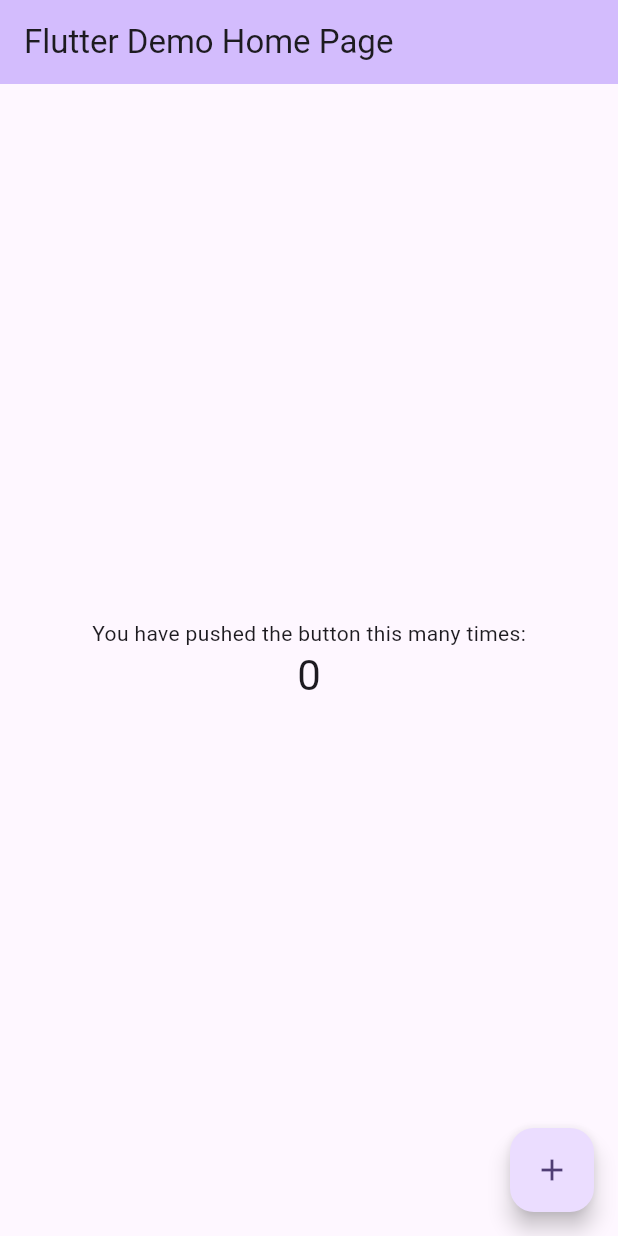
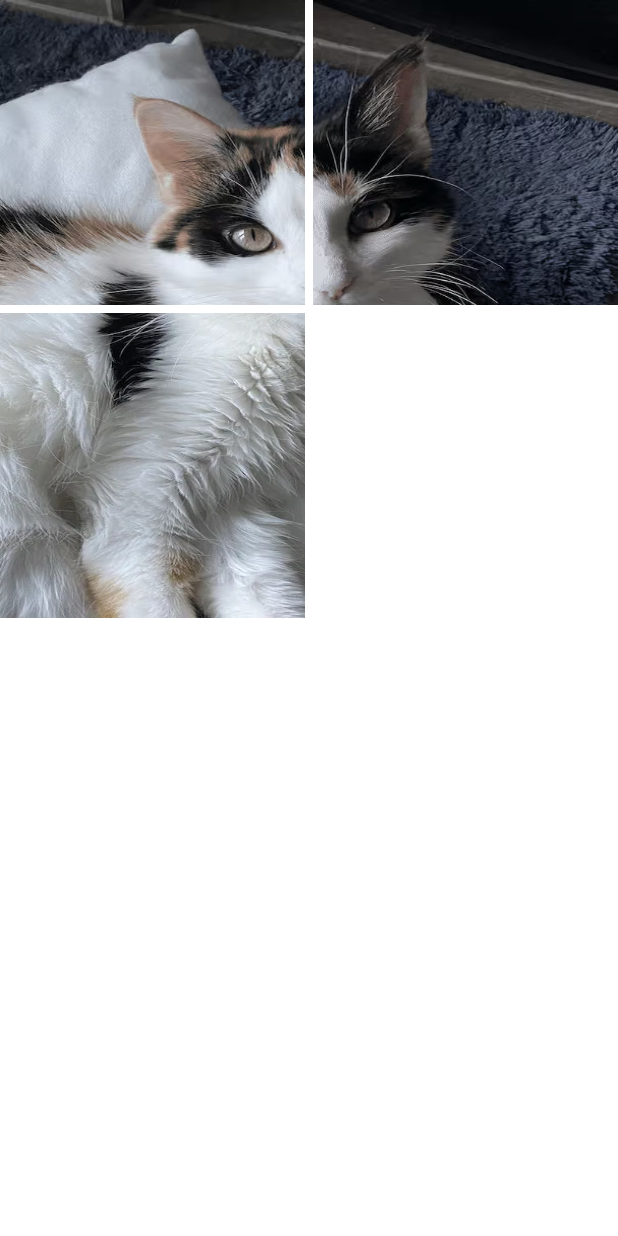
Before and after one commit to AmosLucky/4-slide, a Flutter app: the screen it shows after launch, on a phone screen of 412 x 824 dp. Run offline on Flutter 3.47's test engine with Material 2 defaults, Android fonts, the phone set to English and light mode, and no system bars.

Commit message:
Swap cat

```diff
--- /dev/null
+++ b/lib/card_grid.dart
@@ -0,0 +1,41 @@
+import 'package:flutter/material.dart';
+
+class CardGrid extends StatelessWidget {
+  Function onDrag;
+  List images;
+  CardGrid({
+    super.key,
+    required this.onDrag,
+    required this.images,
+  });
+
+  @override
+  Widget build(BuildContext context) {
+    return Container(
+      child: GridView.builder(
+          itemCount: 4,
+          gridDelegate: const SliverGridDelegateWithFixedCrossAxisCount(
+              crossAxisCount: 2, crossAxisSpacing: 5, mainAxisSpacing: 5),
+          itemBuilder: (ctx, i) {
+            return GestureDetector(
+              onHorizontalDragStart: (dragDownDetail) {
+                onDrag(i, "h");
+                //print(images[i]);
+              },
+              onVerticalDragStart: (dragDownDetails) {
+                onDrag(i, "v");
+              },
+              child: images[i] != "cat_4.jpg"
+                  ? Container(
+                      // ignore: prefer_interpolation_to_compose_strings
+                      child: Image.asset(
+                        "assets/images/" + images[i],
+                        fit: BoxFit.fill,
+                      ),
+                    )
+                  : SizedBox.shrink(),
+            );
+          }),
+    );
+  }
+}
--- /dev/null
+++ b/lib/game_screen.dart
@@ -0,0 +1,30 @@
+import 'package:flutter/material.dart';
+import 'package:four_slide/card_grid.dart';
+
+class GameScreen extends StatefulWidget {
+  const GameScreen({super.key});
+
+  @override
+  State<GameScreen> createState() => _GameScreenState();
+}
+
+class _GameScreenState extends State<GameScreen> {
+  List images = ["cat_1.jpg", "cat_2.jpg", "cat_3.jpg", "cat_4.jpg"];
+  @override
+  Widget build(BuildContext context) {
+    return Container(
+      child: CardGrid(
+          images: images,
+          onDrag: (index, position) {
+            setState(() {
+              ////////SWAPS THE DRAGED CARD
+
+              images[images.indexOf("cat_4.jpg")] = images[index];
+              images[index] = "cat_4.jpg";
+              //incrementMoves();
+            });
+            print(index);
+          }),
+    );
+  }
+}
--- a/lib/main.dart
+++ b/lib/main.dart
@@ -1,4 +1,5 @@
 import 'package:flutter/material.dart';
+import 'package:four_slide/game_screen.dart';
 
 void main() {
   runApp(const MyApp());
@@ -55,71 +56,8 @@
 }
 
 class _MyHomePageState extends State<MyHomePage> {
-  int _counter = 0;
-
-  void _incrementCounter() {
-    setState(() {
-      // This call to setState tells the Flutter framework that something has
-      // changed in this State, which causes it to rerun the build method below
-      // so that the display can reflect the updated values. If we changed
-      // _counter without calling setState(), then the build method would not be
-      // called again, and so nothing would appear to happen.
-      _counter++;
-    });
-  }
-
   @override
   Widget build(BuildContext context) {
-    // This method is rerun every time setState is called, for instance as done
-    // by the _incrementCounter method above.
-    //
-    // The Flutter framework has been optimized to make rerunning build methods
-    // fast, so that you can just rebuild anything that needs updating rather
-    // than having to individually change instances of widgets.
-    return Scaffold(
-      appBar: AppBar(
-        // TRY THIS: Try changing the color here to a specific color (to
-        // Colors.amber, perhaps?) and trigger a hot reload to see the AppBar
-        // change color while the other colors stay the same.
-        backgroundColor: Theme.of(context).colorScheme.inversePrimary,
-        // Here we take the value from the MyHomePage object that was created by
-        // the App.build method, and use it to set our appbar title.
-        title: Text(widget.title),
-      ),
-      body: Center(
-        // Center is a layout widget. It takes a single child and positions it
-        // in the middle of the parent.
-        child: Column(
-          // Column is also a layout widget. It takes a list of children and
-          // arranges them vertically. By default, it sizes itself to fit its
-          // children horizontally, and tries to be as tall as its parent.
-          //
-          // Column has various properties to control how it sizes itself and
-          // how it positions its children. Here we use mainAxisAlignment to
-          // center the children vertically; the main axis here is the vertical
-          // axis because Columns are vertical (the cross axis would be
-          // horizontal).
-          //
-          // TRY THIS: Invoke "debug painting" (choose the "Toggle Debug Paint"
-          // action in the IDE, or press "p" in the console), to see the
-          // wireframe for each widget.
-          mainAxisAlignment: MainAxisAlignment.center,
-          children: <Widget>[
-            const Text(
-              'You have pushed the button this many times:',
-            ),
-            Text(
-              '$_counter',
-              style: Theme.of(context).textTheme.headlineMedium,
-            ),
-          ],
-        ),
-      ),
-      floatingActionButton: FloatingActionButton(
-        onPressed: _incrementCounter,
-        tooltip: 'Increment',
-        child: const Icon(Icons.add),
-      ), // This trailing comma makes auto-formatting nicer for build methods.
-    );
+    return GameScreen();
   }
 }
--- a/pubspec.yaml
+++ b/pubspec.yaml
@@ -59,8 +59,8 @@ flutter:
   uses-material-design: true
 
   # To add assets to your application, add an assets section, like this:
-  # assets:
-  #   - images/a_dot_burr.jpeg
+  assets:
+      - assets/images/
   #   - images/a_dot_ham.jpeg
 
   # An image asset can refer to one or more resolution-specific "variants", see
```
Also changed, not shown: assets/images/cat_1.jpg (added), assets/images/cat_2.jpg (added), assets/images/cat_3.jpg (added), assets/images/cat_4.jpg (added), assets/images/cut_photo_part_1.jpeg (added), assets/images/cut_photo_part_2.jpeg (added).
